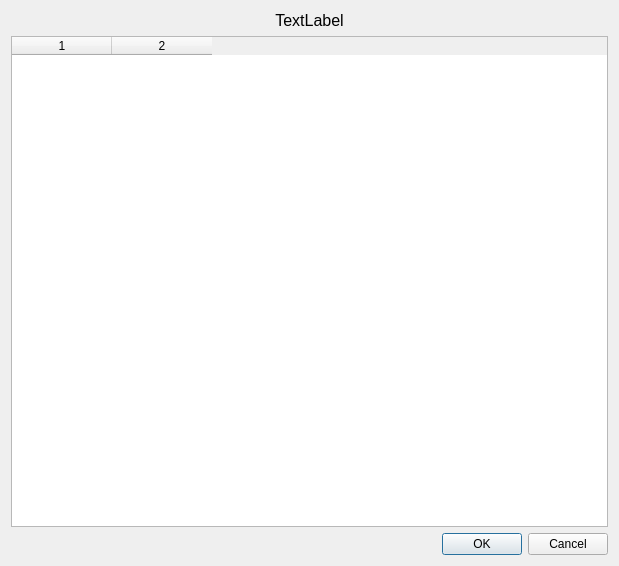
Before: the Qt Designer form TournamentManager/dialogchangecategory.ui in BarsukAlexey/xelarogi, drawn with Qt 5.
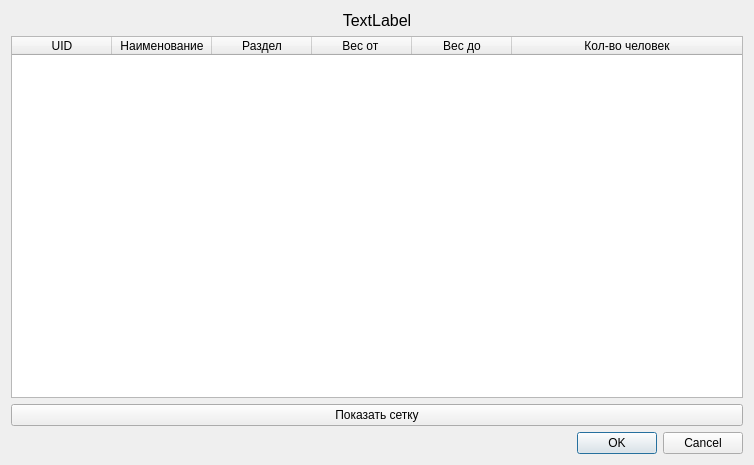
After: the same form once the commit is applied.

```diff
--- a/TournamentManager/dialogchangecategory.ui
+++ b/TournamentManager/dialogchangecategory.ui
@@ -6,8 +6,8 @@
    <rect>
     <x>0</x>
     <y>0</y>
-    <width>619</width>
-    <height>566</height>
+    <width>754</width>
+    <height>465</height>
    </rect>
   </property>
   <property name="windowTitle">
@@ -29,6 +29,16 @@
      </property>
     </widget>
    </item>
+   <item row="3" column="0">
+    <widget class="QDialogButtonBox" name="buttonBox">
+     <property name="orientation">
+      <enum>Qt::Horizontal</enum>
+     </property>
+     <property name="standardButtons">
+      <set>QDialogButtonBox::Cancel|QDialogButtonBox::Ok</set>
+     </property>
+    </widget>
+   </item>
    <item row="1" column="0">
     <widget class="QTableWidget" name="tableWidget">
      <property name="editTriggers">
@@ -40,29 +50,48 @@
      <property name="selectionBehavior">
       <enum>QAbstractItemView::SelectRows</enum>
      </property>
-     <property name="columnCount">
-      <number>2</number>
-     </property>
-     <attribute name="horizontalHeaderCascadingSectionResizes">
-      <bool>true</bool>
-     </attribute>
-     <attribute name="horizontalHeaderShowSortIndicator" stdset="0">
-      <bool>false</bool>
-     </attribute>
      <attribute name="horizontalHeaderStretchLastSection">
+      <bool>true</bool>
+     </attribute>
+     <attribute name="verticalHeaderVisible">
       <bool>false</bool>
      </attribute>
-     <column/>
-     <column/>
+     <column>
+      <property name="text">
+       <string>UID</string>
+      </property>
+     </column>
+     <column>
+      <property name="text">
+       <string>Наименование</string>
+      </property>
+     </column>
+     <column>
+      <property name="text">
+       <string>Раздел</string>
+      </property>
+     </column>
+     <column>
+      <property name="text">
+       <string>Вес от </string>
+      </property>
+     </column>
+     <column>
+      <property name="text">
+       <string>Вес до</string>
+      </property>
+     </column>
+     <column>
+      <property name="text">
+       <string>Кол-во человек</string>
+      </property>
+     </column>
     </widget>
    </item>
    <item row="2" column="0">
-    <widget class="QDialogButtonBox" name="buttonBox">
-     <property name="orientation">
-      <enum>Qt::Horizontal</enum>
-     </property>
-     <property name="standardButtons">
-      <set>QDialogButtonBox::Cancel|QDialogButtonBox::Ok</set>
+    <widget class="QPushButton" name="pushButtonShowGrid">
+     <property name="text">
+      <string>Показать сетку</string>
      </property>
     </widget>
    </item>
```
Left out of the diff: 35 changed lines with no effect on the pictures.
